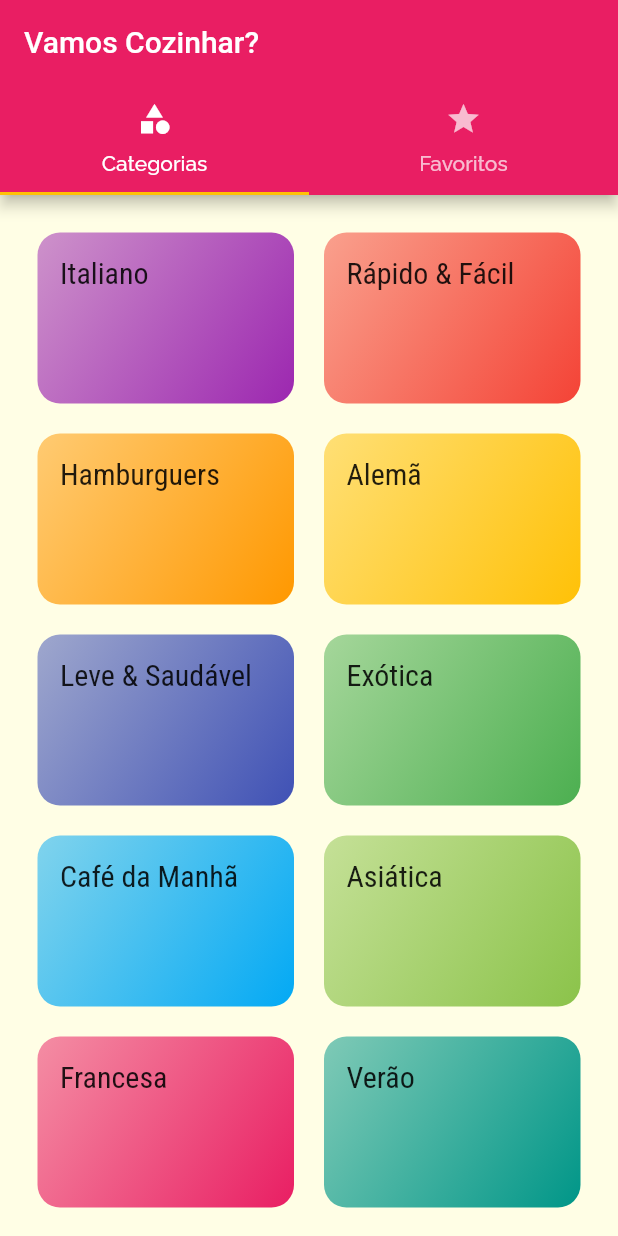
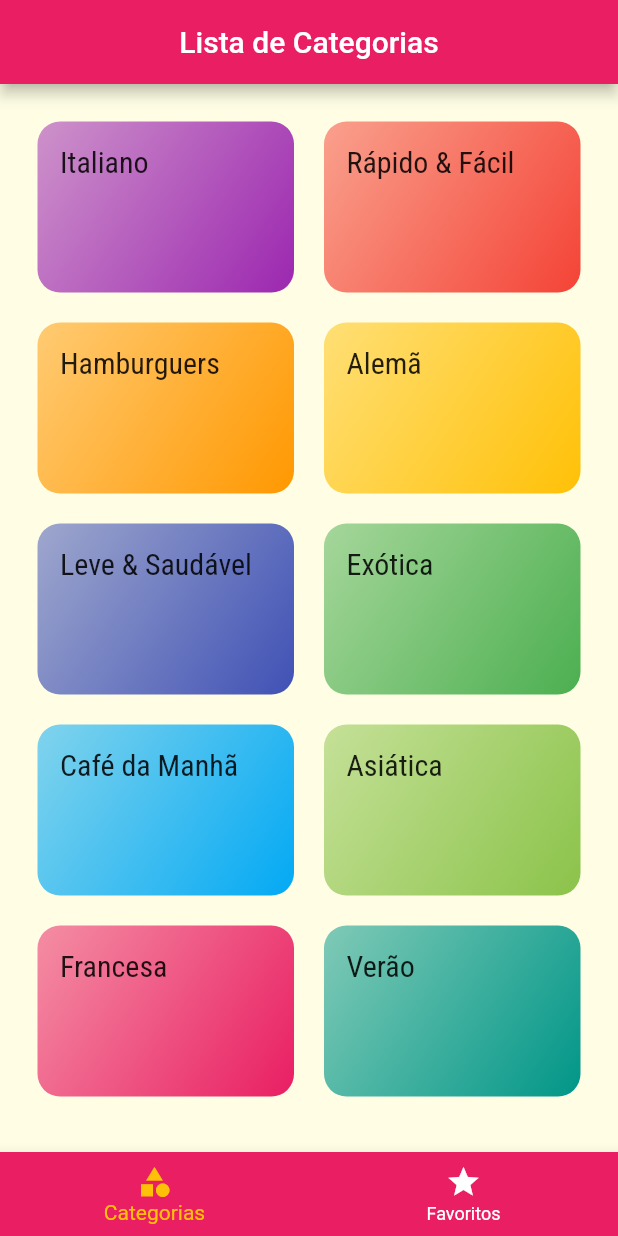
Before and after one commit to leonardogm85/flutter-meals, a Flutter app: the screen it shows after launch, on a phone screen of 412 x 824 dp. Run offline on Flutter 3.47's test engine with Material 2 defaults, Android fonts, the phone set to English and light mode, and no system bars.

Commit message:
Adicionando TabBar na parte inferior

```diff
--- a/lib/screens/tabs_screen.dart
+++ b/lib/screens/tabs_screen.dart
@@ -2,35 +2,57 @@ import 'package:flutter/material.dart';
 import 'package:meals/screens/categories_screen.dart';
 import 'package:meals/screens/favorite_screen.dart';
 
-class TabsScreen extends StatelessWidget {
+class TabsScreen extends StatefulWidget {
   const TabsScreen({Key? key}) : super(key: key);
 
   @override
+  State<TabsScreen> createState() => _TabsScreenState();
+}
+
+class _TabsScreenState extends State<TabsScreen> {
+  final List<Map<String, Object>> _screens = const [
+    {
+      'title': 'Lista de Categorias',
+      'screen': CategoriesScreen(),
+    },
+    {
+      'title': 'Meus Favoritos',
+      'screen': FavoriteScreen(),
+    },
+  ];
+
+  int _selectedScreenIndex = 0;
+
+  void _selectScreen(int index) {
+    setState(() {
+      _selectedScreenIndex = index;
+    });
+  }
+
+  @override
   Widget build(BuildContext context) {
-    return DefaultTabController(
-      length: 2,
-      child: Scaffold(
-        appBar: AppBar(
-          title: const Text('Vamos Cozinhar?'),
-          bottom: const TabBar(
-            tabs: [
-              Tab(
-                icon: Icon(Icons.category),
-                text: 'Categorias',
-              ),
-              Tab(
-                icon: Icon(Icons.star),
-                text: 'Favoritos',
-              ),
-            ],
+    return Scaffold(
+      appBar: AppBar(
+        title: Text(_screens[_selectedScreenIndex]['title'] as String),
+        centerTitle: true,
+      ),
+      body: _screens[_selectedScreenIndex]['screen'] as Widget,
+      bottomNavigationBar: BottomNavigationBar(
+        onTap: _selectScreen,
+        backgroundColor: Theme.of(context).colorScheme.primary,
+        unselectedItemColor: Colors.white,
+        selectedItemColor: Theme.of(context).colorScheme.secondary,
+        currentIndex: _selectedScreenIndex,
+        items: const [
+          BottomNavigationBarItem(
+            icon: Icon(Icons.category),
+            label: 'Categorias',
           ),
-        ),
-        body: const TabBarView(
-          children: [
-            CategoriesScreen(),
-            FavoriteScreen(),
-          ],
-        ),
+          BottomNavigationBarItem(
+            icon: Icon(Icons.star),
+            label: 'Favoritos',
+          ),
+        ],
       ),
     );
   }
```
